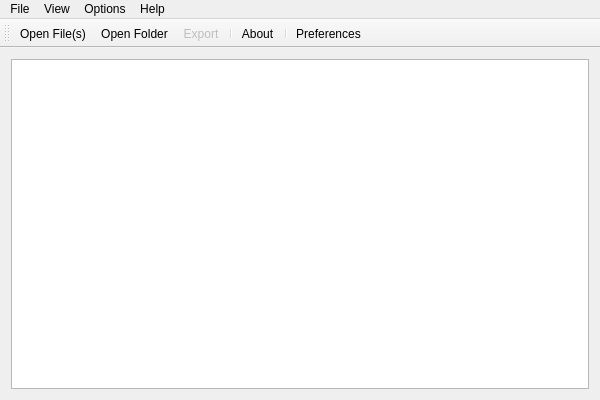
Old version of the form Source/GUI/Qt/mainwindow.ui in the repository MediaArea/MediaInfo.
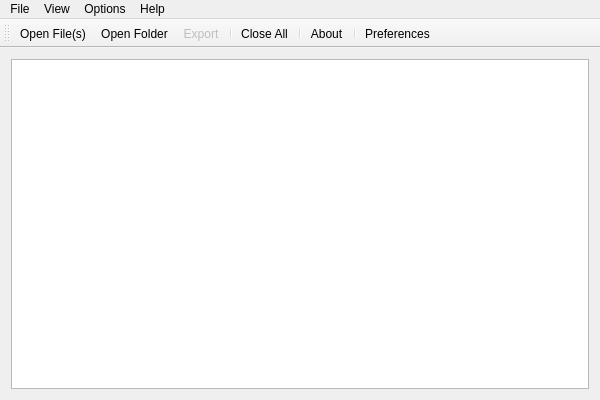
New version of the form. Icons and pictures are not drawn.

What changed in the file:
```diff
--- a/Source/GUI/Qt/mainwindow.ui
+++ b/Source/GUI/Qt/mainwindow.ui
@@ -118,6 +118,8 @@
    <addaction name="actionOpen_Folder"/>
    <addaction name="actionExport"/>
    <addaction name="separator"/>
+   <addaction name="actionClose_All"/>
+   <addaction name="separator"/>
    <addaction name="actionAbout"/>
    <addaction name="separator"/>
    <addaction name="actionPreferences"/>
```
Left out of the diff: 2 changed lines with no effect on the pictures.
